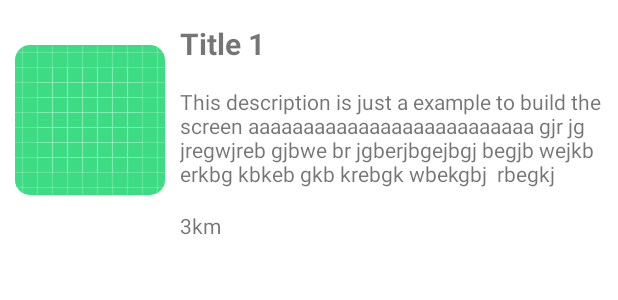
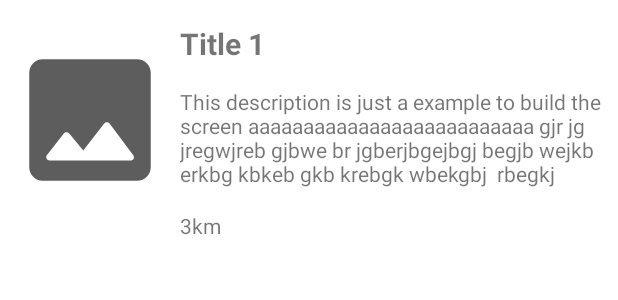
Before and after one commit to AlbertoDoc/WP, an Android app: the layout event_layout.xml on its own in the app's theme, with its tools: preview values and no code run, on a phone screen of 412 x 824 dp. Shown: the top 300 px of the screen. Run offline under Robolectric (Android 15) with nearby library versions, the phone set to English and light mode, and no system bars.

```diff
--- a/app/build.gradle
+++ b/app/build.gradle
@@ -48,7 +48,9 @@ dependencies {
     implementation 'com.squareup.retrofit2:converter-gson:2.9.0'
     implementation 'org.jetbrains.kotlinx:kotlinx-coroutines-android:1.6.1'
     implementation 'com.google.android.material:material:1.6.1'
-    implementation "androidx.recyclerview:recyclerview:1.2.1"
+    implementation 'androidx.recyclerview:recyclerview:1.2.1'
+    implementation 'com.github.bumptech.glide:glide:4.14.2'
+    kapt 'com.github.bumptech.glide:compiler:4.14.2'
 
     // Room
     def room_version = "2.4.3"
--- a/app/src/main/AndroidManifest.xml
+++ b/app/src/main/AndroidManifest.xml
@@ -5,6 +5,8 @@
 
     <uses-permission android:name="android.permission.INTERNET"/>
     <uses-permission android:name="android.permission.ACCESS_NETWORK_STATE" />
+    <uses-permission android:name="android.permission.READ_EXTERNAL_STORAGE" />
+    <uses-permission android:name="android.permission.WRITE_EXTERNAL_STORAGE" />
 
     <application
         android:allowBackup="true"
@@ -15,7 +17,8 @@
         android:roundIcon="@mipmap/ic_launcher_round"
         android:supportsRtl="true"
         android:theme="@style/Theme.WPS"
-        tools:targetApi="31">
+        tools:targetApi="31"
+        android:usesCleartextTraffic="true">
         <activity
             android:name=".events.view.EventsActivity"
             android:exported="true"
--- a/app/src/main/java/com/example/wps/events/view/EventsFragment.kt
+++ b/app/src/main/java/com/example/wps/events/view/EventsFragment.kt
@@ -6,6 +6,8 @@ import android.view.LayoutInflater
 import android.view.View
 import android.view.ViewGroup
 import androidx.fragment.app.activityViewModels
+import androidx.recyclerview.widget.DividerItemDecoration
+import androidx.recyclerview.widget.RecyclerView
 import com.example.wps.databinding.FragmentEventsBinding
 import com.example.wps.events.viewModel.EventsViewModel
 import com.example.wps.repositories.room.database.WPSDatabase
@@ -34,6 +36,7 @@ class EventsFragment : Fragment() {
 
         val adapter = EventsAdapter()
         binding.eventRecyclerView.adapter = adapter
+        binding.eventRecyclerView.addItemDecoration(DividerItemDecoration(requireContext(), DividerItemDecoration.VERTICAL))
 
         viewModel.getEvents().observe(viewLifecycleOwner) { events ->
             run {
--- /dev/null
+++ b/app/src/main/res/drawable/ic_round_image_108.xml
@@ -0,0 +1,5 @@
+<vector android:height="108dp" android:tint="#5D5D5D"
+    android:viewportHeight="24" android:viewportWidth="24"
+    android:width="108dp" xmlns:android="http://schemas.android.com/apk/res/android">
+    <path android:fillColor="@android:color/white" android:pathData="M21,19V5c0,-1.1 -0.9,-2 -2,-2H5c-1.1,0 -2,0.9 -2,2v14c0,1.1 0.9,2 2,2h14c1.1,0 2,-0.9 2,-2zM8.9,13.98l2.1,2.53 3.1,-3.99c0.2,-0.26 0.6,-0.26 0.8,0.01l3.51,4.68c0.25,0.33 0.01,0.8 -0.4,0.8H6.02c-0.42,0 -0.65,-0.48 -0.39,-0.81L8.12,14c0.19,-0.26 0.57,-0.27 0.78,-0.02z"/>
+</vector>
--- a/app/src/main/res/layout/event_layout.xml
+++ b/app/src/main/res/layout/event_layout.xml
@@ -30,7 +30,7 @@
                 android:layout_width="100dp"
                 android:layout_height="100dp"
                 android:scaleType="center"
-                android:src="@drawable/ic_launcher_background"
+                android:src="@drawable/ic_round_image_108"
                 app:shapeAppearanceOverlay="@style/roundImageView"
                 android:contentDescription="TODO"
 
```
Also changed, not shown: app/src/main/java/com/example/wps/events/view/EventsAdapter.kt (+9 -0 lines).
